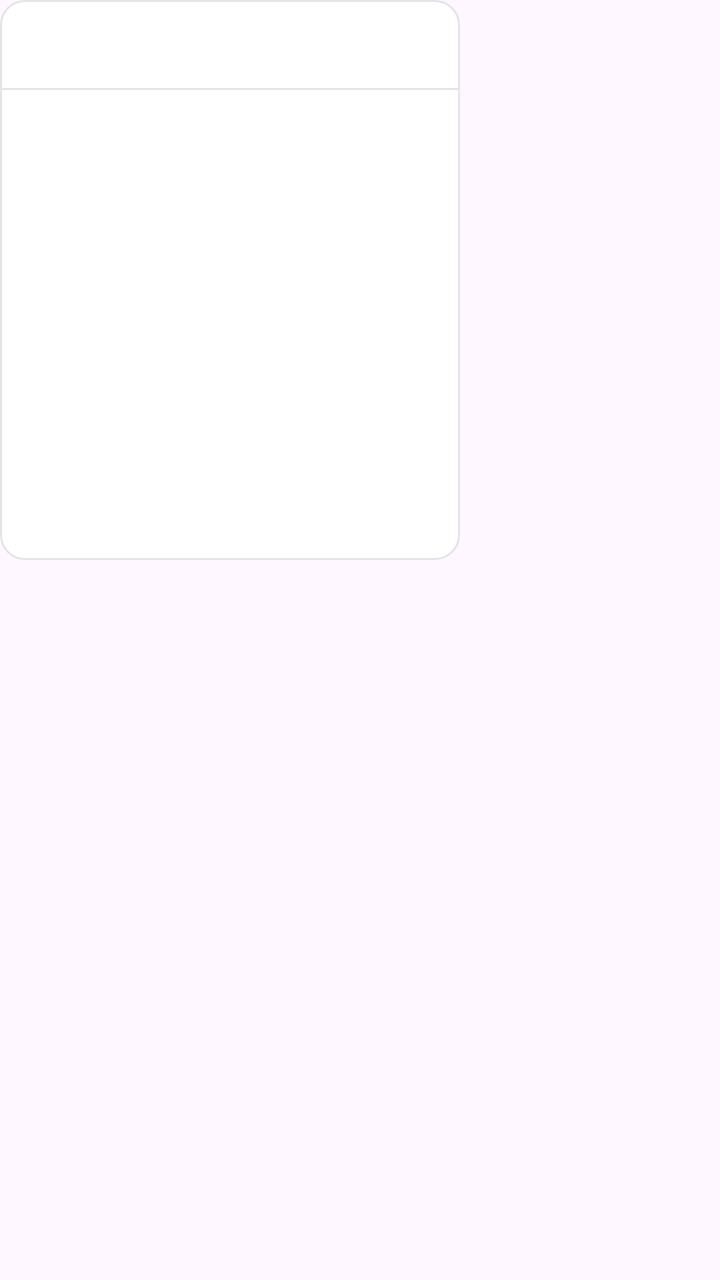
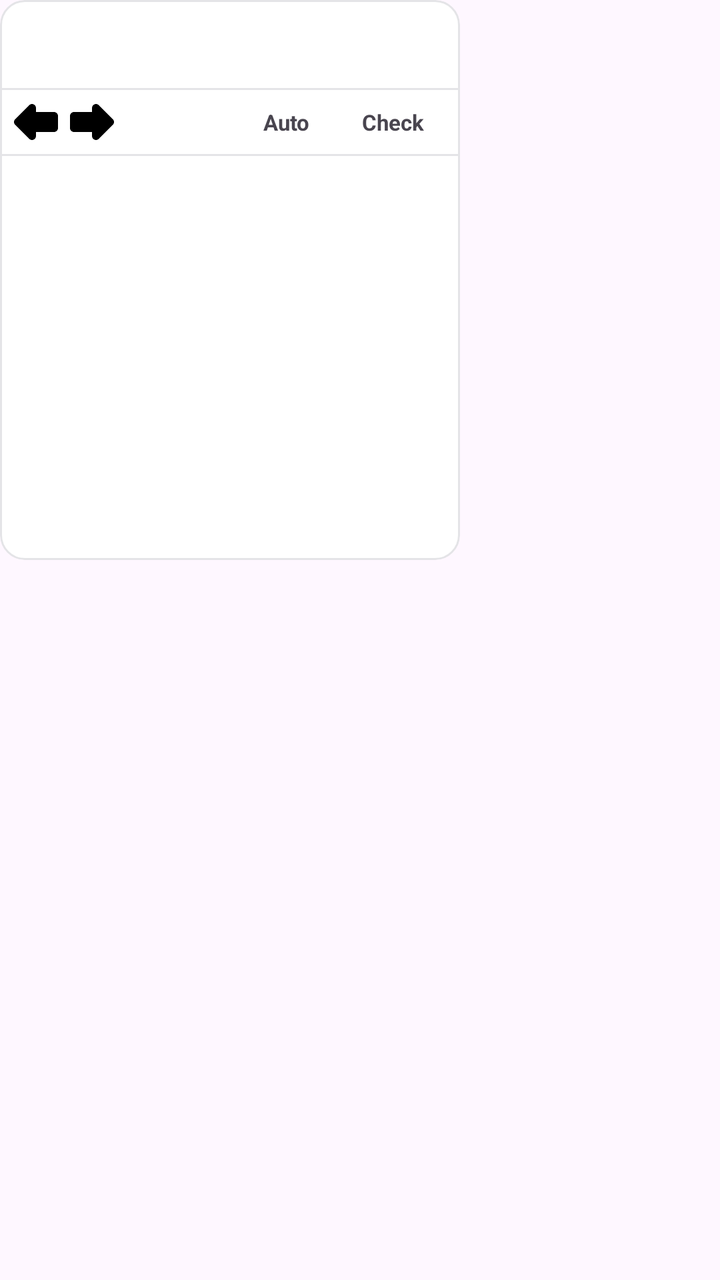

Before-and-after screenshots of an Android layout around one commit, followed by the original layout XML and the change that was made.
<!-- AndroidManifest.xml: application theme AppTheme -->
<!-- res/layout/bubble_sheet_menu.xml -->
<?xml version="1.0" encoding="utf-8"?>
<FrameLayout xmlns:android="http://schemas.android.com/apk/res/android"
    android:id="@+id/bubble_sheet_root"
    android:layout_width="match_parent"
    android:layout_height="match_parent"
    android:clickable="true"
    android:focusable="true">

    <LinearLayout
        android:id="@+id/bubble_sheet_panel"
        android:layout_width="230dp"
        android:layout_height="280dp"
        android:orientation="vertical"
        android:background="@drawable/menu_panel_bg"
        android:clipToOutline="true"
        android:layout_gravity="top|start"
        android:layout_marginStart="0dp"
        android:layout_marginTop="0dp">

        
        <LinearLayout
            android:layout_width="match_parent"
            android:layout_height="44dp"
            android:orientation="horizontal"
            android:gravity="center_vertical"
            android:paddingStart="8dp"
            android:paddingEnd="8dp">

            <ImageView
                android:id="@+id/bubble_sheet_icon"
                android:layout_width="22dp"
                android:layout_height="22dp"
                android:contentDescription="Sheet type"
                android:scaleType="centerInside" />

            <LinearLayout
                android:layout_width="0dp"
                android:layout_height="wrap_content"
                android:layout_weight="1"
                android:layout_marginStart="6dp"
                android:orientation="vertical"
                android:gravity="center_vertical">

                <TextView
                    android:id="@+id/bubble_sheet_name"
                    android:layout_width="match_parent"
                    android:layout_height="wrap_content"
                    android:maxLines="1"
                    android:ellipsize="end"
                    android:textColor="#18181B"
                    android:textSize="12sp"
                    android:textStyle="bold" />

                <TextView
                    android:id="@+id/bubble_sheet_description"
                    android:layout_width="match_parent"
                    android:layout_height="wrap_content"
                    android:maxLines="1"
                    android:ellipsize="end"
                    android:textColor="#71717A"
                    android:textSize="9sp" />
            </LinearLayout>
        </LinearLayout>

        <View
            android:layout_width="match_parent"
            android:layout_height="1dp"
            android:background="#E4E4E7" />

        
        <LinearLayout
            android:layout_width="match_parent"
            android:layout_height="0dp"
            android:layout_weight="1"
            android:layout_marginTop="2dp"
            android:orientation="vertical">

            <LinearLayout
                android:id="@+id/bubble_sheet_header_row"
                android:layout_width="match_parent"
                android:layout_height="wrap_content"
                android:orientation="vertical" />

            <FrameLayout
                android:layout_width="match_parent"
                android:layout_height="0dp"
                android:layout_weight="1">

                <ScrollView
                    android:id="@+id/bubble_sheet_scroll"
                    android:layout_width="match_parent"
                    android:layout_height="match_parent"
                    android:fillViewport="true"
                    android:overScrollMode="never"
                    android:scrollbars="vertical">

                    <LinearLayout
                        android:id="@+id/bubble_sheet_rows"
                        android:layout_width="match_parent"
                        android:layout_height="wrap_content"
                        android:orientation="vertical"
                        android:paddingBottom="4dp" />
                </ScrollView>

                <TextView
                    android:id="@+id/bubble_sheet_empty"
                    android:layout_width="match_parent"
                    android:layout_height="match_parent"
                    android:gravity="center"
                    android:padding="16dp"
                    android:text="No rows yet"
                    android:textColor="#71717A"
                    android:textSize="11sp"
                    android:visibility="gone" />
            </FrameLayout>
        </LinearLayout>
    </LinearLayout>
</FrameLayout>
<!-- resources referenced by this layout -->
<resources>
  <!-- drawable menu_panel_bg (drawable) -->
  <shape xmlns:android="http://schemas.android.com/apk/res/android"
      android:shape="rectangle">
      <solid android:color="#FFFFFF" />
      <corners android:radius="12dp" />
      <stroke
          android:width="1dp"
          android:color="#E4E4E7" />
  </shape>
  <style name="AppTheme" parent="Theme.Material3.DayNight.NoActionBar">
  		<item name="colorPrimary">#006A60</item>
  		<item name="colorOnPrimary">#FFFFFF</item>
  		<item name="colorPrimaryContainer">#74F8E5</item>
  		<item name="colorOnPrimaryContainer">#00201C</item>
  	</style>
</resources>

<!-- the commit's change to res/layout/bubble_sheet_menu.xml (unified diff, before → after) -->
@@ -69,6 +69,70 @@
 
         
         <LinearLayout
+            android:id="@+id/bubble_sheet_tools"
+            android:layout_width="match_parent"
+            android:layout_height="32dp"
+            android:orientation="horizontal"
+            android:gravity="center_vertical"
+            android:paddingStart="4dp"
+            android:paddingEnd="8dp">
+
+            <ImageButton
+                android:id="@+id/bubble_tool_undo"
+                android:layout_width="28dp"
+                android:layout_height="28dp"
+                android:background="?android:attr/selectableItemBackgroundBorderless"
+                android:contentDescription="Undo"
+                android:padding="6dp"
+                android:src="@drawable/ic_ss_undo" />
+
+            <ImageButton
+                android:id="@+id/bubble_tool_redo"
+                android:layout_width="28dp"
+                android:layout_height="28dp"
+                android:background="?android:attr/selectableItemBackgroundBorderless"
+                android:contentDescription="Redo"
+                android:padding="6dp"
+                android:src="@drawable/ic_ss_redo" />
+
+            <View
+                android:layout_width="0dp"
+                android:layout_height="1dp"
+                android:layout_weight="1" />
+
+            <TextView
+                android:id="@+id/bubble_tool_auto"
+                android:layout_width="wrap_content"
+                android:layout_height="wrap_content"
+                android:layout_marginEnd="8dp"
+                android:paddingStart="8dp"
+                android:paddingEnd="8dp"
+                android:paddingTop="4dp"
+                android:paddingBottom="4dp"
+                android:text="Auto"
+                android:textSize="11sp"
+                android:textStyle="bold" />
+
+            <TextView
+                android:id="@+id/bubble_tool_check"
+                android:layout_width="wrap_content"
+                android:layout_height="wrap_content"
+                android:paddingStart="10dp"
+                android:paddingEnd="10dp"
+                android:paddingTop="5dp"
+                android:paddingBottom="5dp"
+                android:text="Check"
+                android:textSize="11sp"
+                android:textStyle="bold" />
+        </LinearLayout>
+
+        <View
+            android:layout_width="match_parent"
+            android:layout_height="1dp"
+            android:background="#E4E4E7" />
+
+        
+        <LinearLayout
             android:layout_width="match_parent"
             android:layout_height="0dp"
             android:layout_weight="1"
<!-- resource entries referenced after the edit -->
@@ -1,5 +1,21 @@
 <!-- resources referenced by this layout -->
 <resources>
+  <!-- drawable ic_ss_redo (drawable) -->
+  <vector xmlns:android="http://schemas.android.com/apk/res/android"
+      android:width="24dp" android:height="24dp"
+      android:viewportWidth="24" android:viewportHeight="24">
+      <path
+          android:fillColor="#000000"
+          android:pathData="M22.4142,13.4142L15.4142,20.4142C15.1283,20.7001 14.7699,20.886 14.3902,20.9616C14.0106,21.0371 13.6082,21.0026 13.2346,20.8478C12.861,20.693 12.5521,20.433 12.337,20.1111C12.122,19.7893 12,19.4044 12,19L12,17L3,17C2.448,17 1.9466,16.7751 1.5858,16.4142C1.2249,16.0534 1,15.552 1,15L1,9C1,8.448 1.2249,7.9466 1.5858,7.5858C1.9466,7.2249 2.448,7 3,7L12,7L12,5C12,4.5956 12.122,4.2107 12.337,3.8889C12.5521,3.567 12.861,3.307 13.2346,3.1522C13.6082,2.9974 14.0106,2.9629 14.3902,3.0384C14.7699,3.114 15.1283,3.2999 15.4142,3.5858L22.4142,10.5858C22.8045,10.9761 23,11.4897 23,12C23,12.5103 22.8045,13.0239 22.4142,13.4142Z" />
+  </vector>
+  <!-- drawable ic_ss_undo (drawable) -->
+  <vector xmlns:android="http://schemas.android.com/apk/res/android"
+      android:width="24dp" android:height="24dp"
+      android:viewportWidth="24" android:viewportHeight="24">
+      <path
+          android:fillColor="#000000"
+          android:pathData="M1.5858,10.5858L8.5858,3.5858C8.8717,3.2999 9.2301,3.114 9.6098,3.0384C9.9894,2.9629 10.3918,2.9974 10.7654,3.1522C11.139,3.307 11.4479,3.567 11.663,3.8889C11.878,4.2107 12,4.5956 12,5L12,7L21,7C21.552,7 22.0534,7.2249 22.4142,7.5858C22.7751,7.9466 23,8.448 23,9L23,15C23,15.552 22.7751,16.0534 22.4142,16.4142C22.0534,16.7751 21.552,17 21,17L12,17L12,19C12,19.4044 11.878,19.7893 11.663,20.1111C11.4479,20.433 11.139,20.693 10.7654,20.8478C10.3918,21.0026 9.9894,21.0371 9.6098,20.9616C9.2301,20.886 8.8717,20.7001 8.5858,20.4142L1.5858,13.4142C1.1955,13.0239 1,12.5103 1,12C1,11.4897 1.1955,10.9761 1.5858,10.5858Z" />
+  </vector>
   <!-- drawable menu_panel_bg (drawable) -->
   <shape xmlns:android="http://schemas.android.com/apk/res/android"
       android:shape="rectangle">
